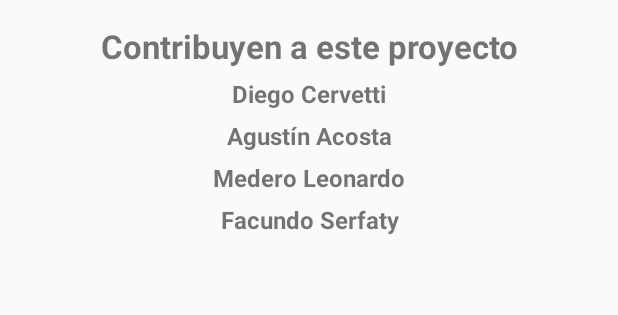
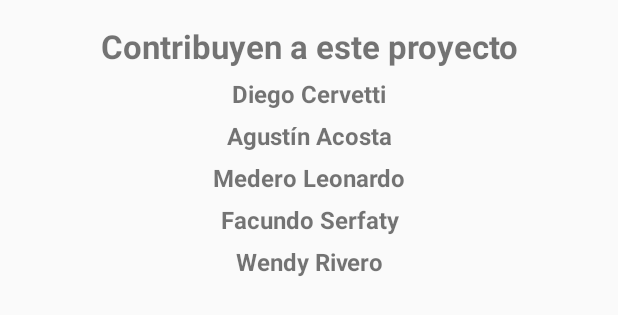
Before and after one commit to diegocervetti/Edu-T, an Android app: the layout layout_contributors.xml on its own in the app's theme, with its tools: preview values and no code run, on a phone screen of 412 x 824 dp. Shown: the top 315 px of the screen. Run offline under Robolectric (Android 15) with nearby library versions, the phone set to English and light mode, and no system bars.

Commit message:
Merge remote-tracking branch 'origin/master'

```diff
--- a/app/build.gradle
+++ b/app/build.gradle
@@ -20,12 +20,12 @@ android {
 }
 
 dependencies {
-    compile fileTree(dir: 'libs', include: ['*.jar'])
+    compile fileTree(include: ['*.jar'], dir: 'libs')
     androidTestCompile('com.android.support.test.espresso:espresso-core:2.2.2', {
         exclude group: 'com.android.support', module: 'support-annotations'
     })
     compile 'com.android.support:appcompat-v7:25.3.1'
-    compile 'com.android.support.constraint:constraint-layout:1.0.2'
+    androidTestCompile 'com.android.support.constraint:constraint-layout:1.0.2'
     compile 'joda-time:joda-time:2.9.9'
     testCompile 'junit:junit:4.12'
 }
--- a/app/src/main/res/layout/layout_contributors.xml
+++ b/app/src/main/res/layout/layout_contributors.xml
@@ -42,7 +42,15 @@
     <TextView
         android:layout_width="match_parent"
         android:layout_height="wrap_content"
-        android:text="@string/FacundoSerfaty"
+        android:text="@string/FSerfaty"
+        android:textStyle="bold"
+        android:textSize="16sp"
+        android:textAlignment="center"
+        android:layout_marginTop="6dp"/>
+    <TextView
+        android:layout_width="match_parent"
+        android:layout_height="wrap_content"
+        android:text="@string/WendyRivero"
         android:textStyle="bold"
         android:textSize="16sp"
         android:textAlignment="center"
--- a/app/src/main/res/values/strings.xml
+++ b/app/src/main/res/values/strings.xml
@@ -4,6 +4,6 @@
     <string name="profe">Diego Cervetti</string>
     <string name="agustinacosta">Agustín Acosta</string>
     <string name="MederoLeonardo">Medero Leonardo</string>
-    <string name="FacundoSerfaty">Facundo Serfaty</string>
-
+    <string name="FSerfaty">Facundo Serfaty</string>
+    <string name="WendyRivero">Wendy Rivero</string>
 </resources>
```
